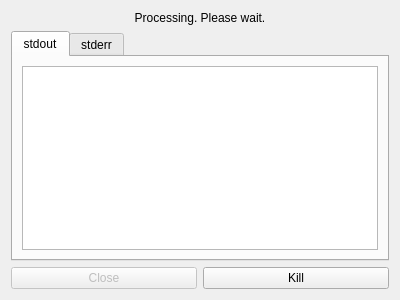
ark231/video_re_encoder, file processwidget.ui: the form before one commit.
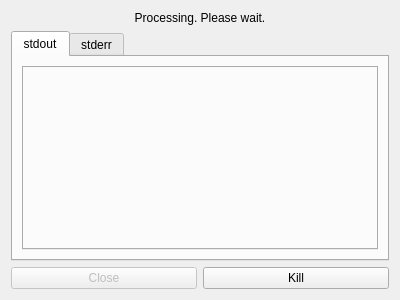
The form after the commit.

```diff
--- a/processwidget.ui
+++ b/processwidget.ui
@@ -37,9 +37,9 @@
         </attribute>
         <layout class="QGridLayout" name="gridLayout_2">
          <item row="0" column="0">
-          <widget class="QTextEdit" name="textEdit_stdout">
-           <property name="readOnly">
-            <bool>true</bool>
+          <widget class="QTabWidget" name="tab_stdout_commands">
+           <property name="currentIndex">
+            <number>-1</number>
            </property>
           </widget>
          </item>
```
Left out of the diff: 9 changed lines with no effect on the pictures.
